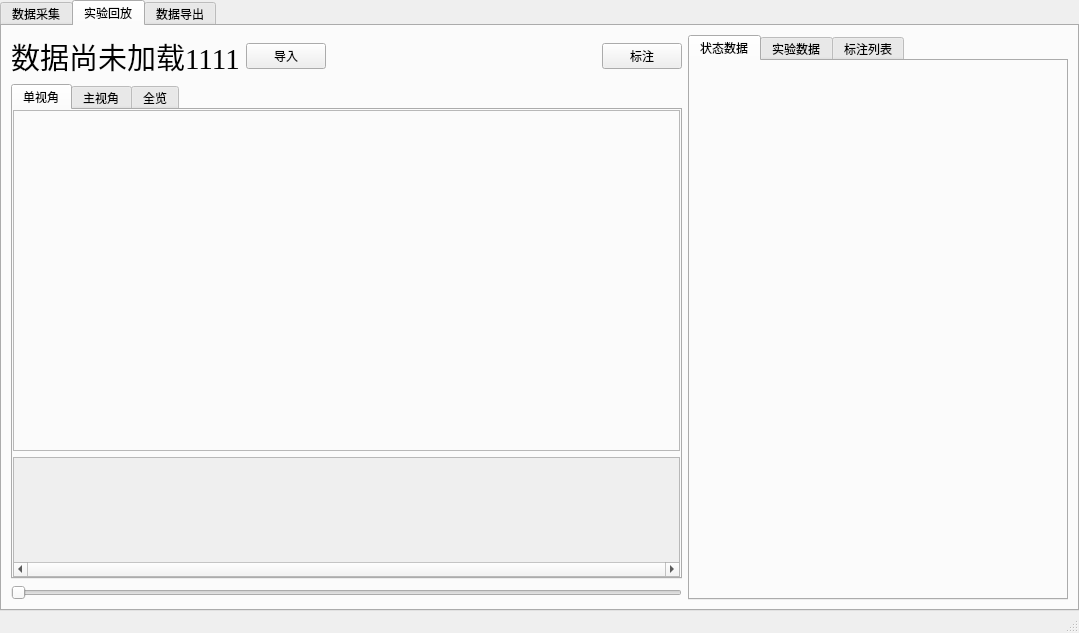
First picture: the form in mainwindow.ui, repository concrettojava/real, before the edit.
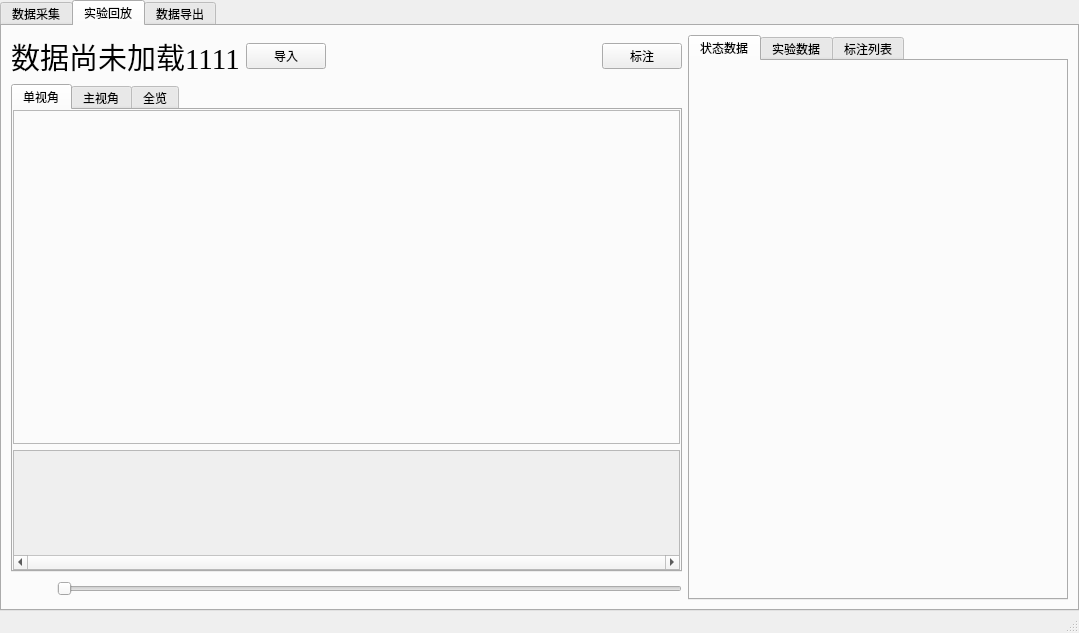
Second picture: the form after the edit.

Diff of the .ui file:
```diff
--- a/mainwindow.ui
+++ b/mainwindow.ui
@@ -387,11 +387,34 @@
              </widget>
             </item>
             <item>
+             <layout class="QHBoxLayout" name="horizontalLayout_10">
+              <item>
+               <widget class="QPushButton" name="play_stop_Btn">
+                <property name="styleSheet">
+                 <string notr="true"/>
+                </property>
+                <property name="text">
+                 <string/>
+                </property>
+                <property name="iconSize">
+                 <size>
+                  <width>32</width>
+                  <height>32</height>
+                 </size>
+                </property>
+                <property name="flat">
+                 <bool>true</bool>
+                </property>
+               </widget>
+              </item>
+              <item>
              <widget class="QSlider" name="horizontalSlider">
               <property name="orientation">
                <enum>Qt::Horizontal</enum>
               </property>
              </widget>
+              </item>
+             </layout>
             </item>
            </layout>
           </item>
```
Lines whose indentation alone changed are shown as unchanged.
